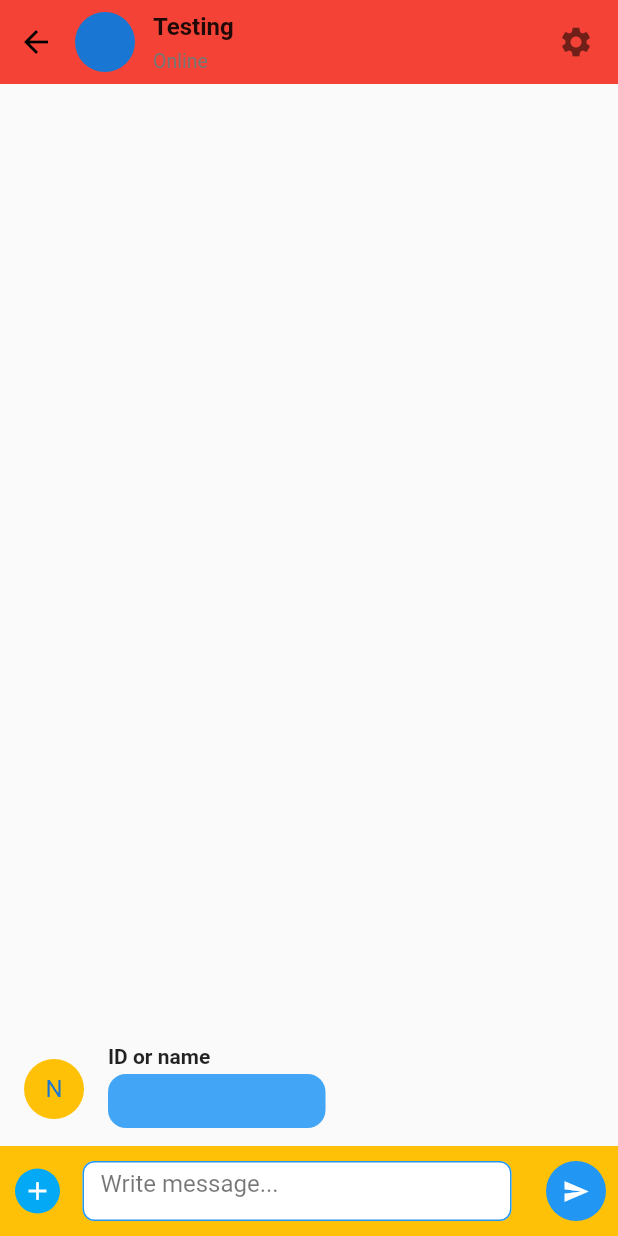
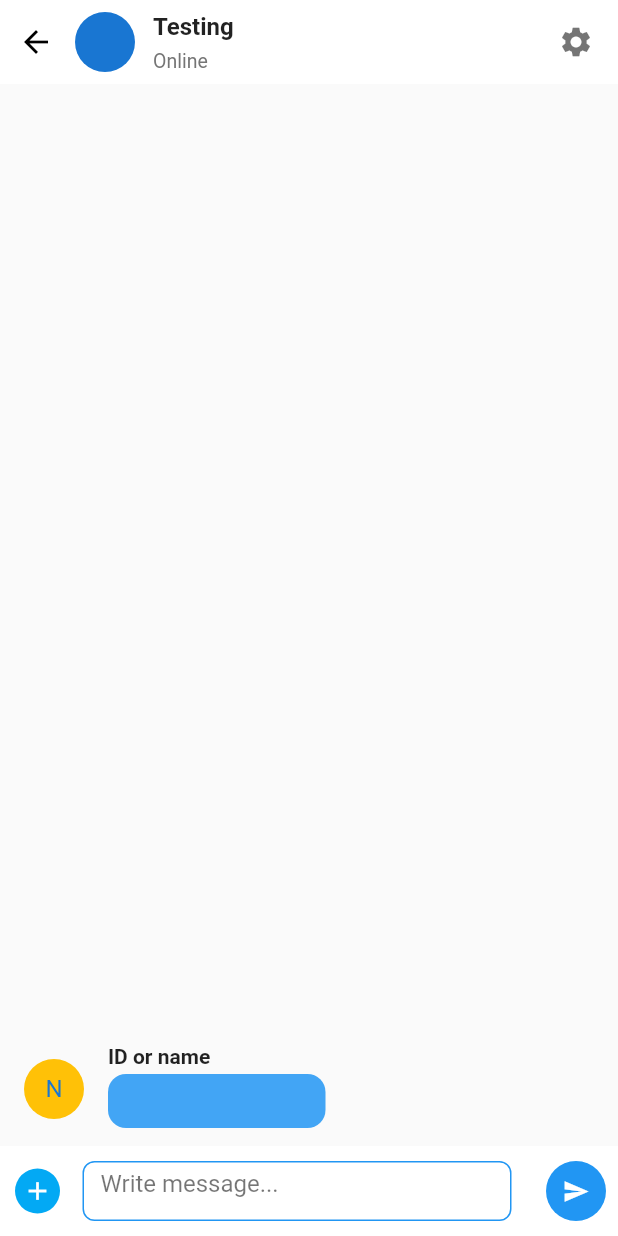
Before and after one commit to j0714/project_with_flutter, a Flutter app: the ChatDetailPage screen opened directly, after a tap on the "send" icon, on a phone screen of 412 x 824 dp. Run offline on Flutter 3.47's test engine with Material 2 defaults, Android fonts, the phone set to English and light mode, and no system bars; our stand-ins replace firebase_core; accounts and stored records are empty.

Commit message:
색 변경

```diff
--- a/lib/screen/chatDetailPage.dart
+++ b/lib/screen/chatDetailPage.dart
@@ -1,3 +1,4 @@
+import 'package:ui_1/color/shareColor.dart';
 import 'package:ui_1/model/chatMessage.dart';
 import 'package:flutter/material.dart';
 
@@ -16,8 +17,7 @@ class _ChatDetailPageState extends State<ChatDetailPage> {
       appBar: AppBar(
         elevation: 0,
         automaticallyImplyLeading: false,
-        // backgroundColor: Colors.white,
-        backgroundColor: Colors.red,
+        backgroundColor: Colors.white,
         flexibleSpace: SafeArea(
           child: Container(
             padding: EdgeInsets.only(right: 16),
@@ -121,8 +121,8 @@ class _ChatDetailPageState extends State<ChatDetailPage> {
                 padding: EdgeInsets.only(left: 10, bottom: 10, top: 10),
                 height: 60, //이거 때문에 안되는거 같은데 개짜증나네....
                 width: double.infinity,
-                // color: Colors.white,
-                color: Colors.amber, //이거 나중에 바꾸기
+                color: Colors.white,
+                // color: Colors.amber, //이거 나중에 바꾸기
                 child: Row(
                   children: <Widget>[
                     GestureDetector(
```
